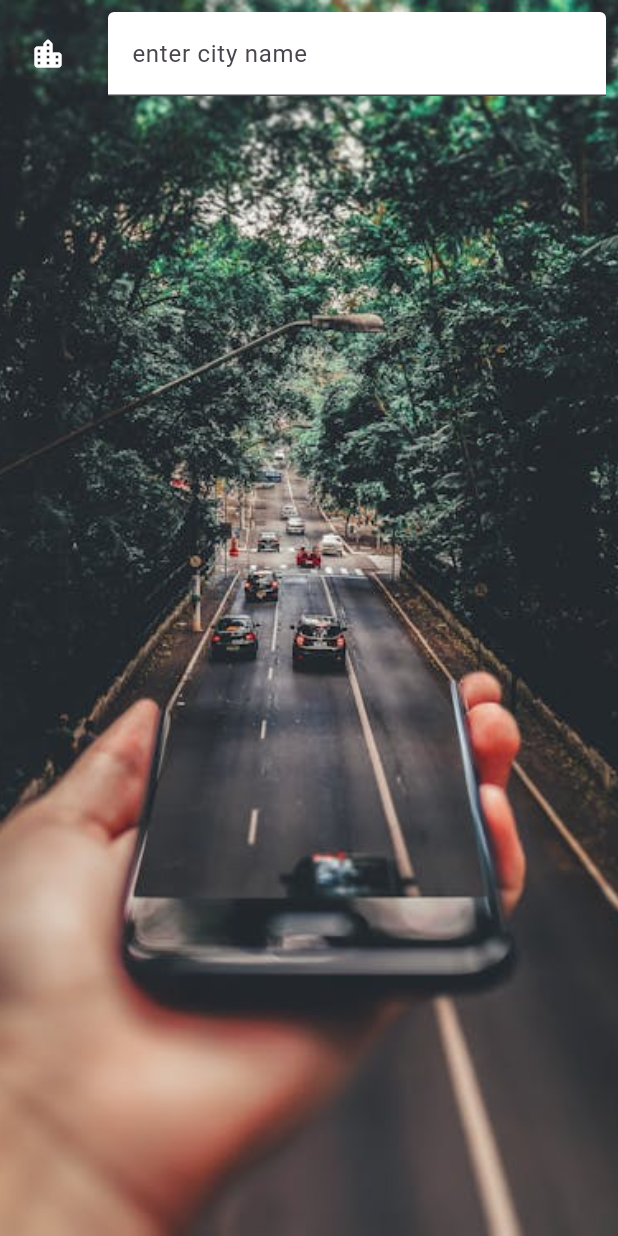
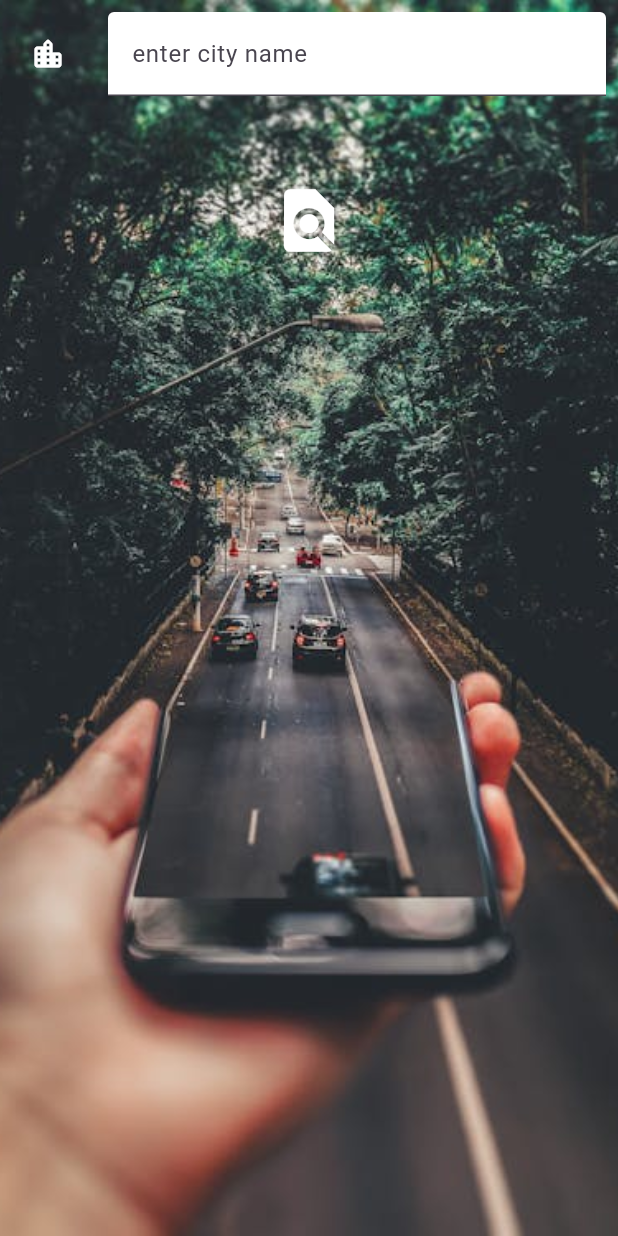
Before and after one commit to mahmoudalhamaky/weather, a Flutter app: the LocationScreen screen opened directly, after a tap on the "location city" icon, on a phone screen of 412 x 824 dp. Run offline on Flutter 3.47's test engine with Material 3 defaults, Android fonts, the phone set to English and light mode, and no system bars; our stand-ins replace flutter_spinkit, geolocator, get.

Commit message:
last touch

```diff
--- a/lib/screens/city_screen.dart
+++ b/lib/screens/city_screen.dart
@@ -52,6 +52,17 @@ class _CityScreenState extends State<CityScreen> {
                             color: Colors.white,
                           ),
                         )),
+                    IconButton(
+                      onPressed: () {
+                        Navigator.pop(
+                          context,
+                          CityName,
+                        );
+                      },
+                      icon: Icon(Icons.find_in_page),
+                      color: Colors.white,
+                      iconSize: 50,
+                    )
                   ],
                 ),
               ),
--- a/lib/screens/location_screen.dart
+++ b/lib/screens/location_screen.dart
@@ -1,6 +1,4 @@
 import 'package:flutter/material.dart';
-import 'package:get/get.dart';
-import 'package:weather/screens/loading_screen.dart';
 import 'package:weather/services/weather.dart';
 
 import 'city_screen.dart';
@@ -83,11 +81,6 @@ class _LocationScreenState extends State<LocationScreen> {
                 children: [
                   IconButton(
                       onPressed: () async {
-                        await Get.to(() => LoadingScreen());
-                      },
-                      icon: Icon(Icons.add)),
-                  IconButton(
-                      onPressed: () async {
                         var weatherdata =
                             await WeatherModel().GetLocationWeather();
                         UpdateUi(weatherdata);
@@ -95,12 +88,19 @@ class _LocationScreenState extends State<LocationScreen> {
                       icon: Icon(Icons.near_me)),
                   IconButton(
                       onPressed: () async {
-                        var typedword = await Navigator.push(context,
+                        var typedWord = await Navigator.push(context,
                             MaterialPageRoute(builder: (context) {
                           return CityScreen();
                         }));
-                        //var typedword = Get.to(() => CityScreen());
-                        print(' $typedword passed to location screen');
+                        // var typedWord = Get.to(() => CityScreen());
+
+                        if (typedWord != null) {
+                          WeatherModel weather = WeatherModel();
+                          var weatherData =
+                              await weather.CityWeather(typedWord);
+                          UpdateUi(weatherData);
+                          //  print(' $typedWord passed to location screen & not null');
+                        }
                       },
                       icon: Icon(Icons.location_city)),
                 ],
```
Also changed, not shown: lib/services/weather.dart (+7 -0 lines).
